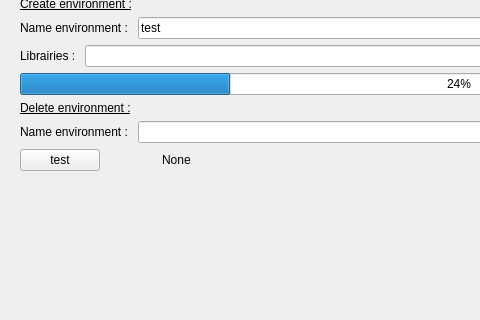
Qt form CondaSetUp/Resources/UI/CondaSetUp.ui (DCBIA-OrthoLab/SlicerConda) before a commit; both pictures show x 0 to 480 and y 211 to 531 of the 1039 by 750 pixel window.
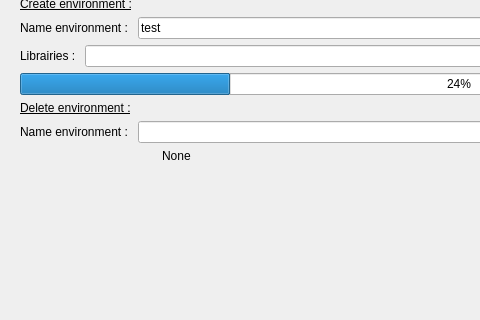
The same form after that commit. Custom widgets are drawn as their Qt base class.

Commit message: STYLE : remove test button

```diff
--- a/CondaSetUp/Resources/UI/CondaSetUp.ui
+++ b/CondaSetUp/Resources/UI/CondaSetUp.ui
@@ -278,13 +278,6 @@
         </property>
        </widget>
       </item>
-      <item row="13" column="0">
-       <widget class="QPushButton" name="testButton">
-        <property name="text">
-         <string>test</string>
-        </property>
-       </widget>
-      </item>
      </layout>
     </widget>
    </item>
```
The commit also changes 2 other files.
